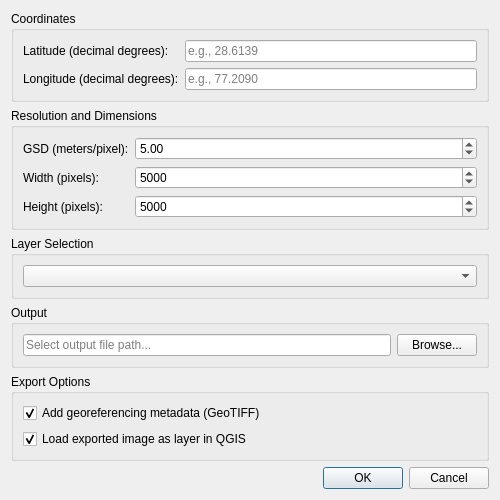
The window that CustomMapDownloader_dialog_base.ui (JoergHippe/custom_map_downloader) describes before a commit, drawn with Qt 5.
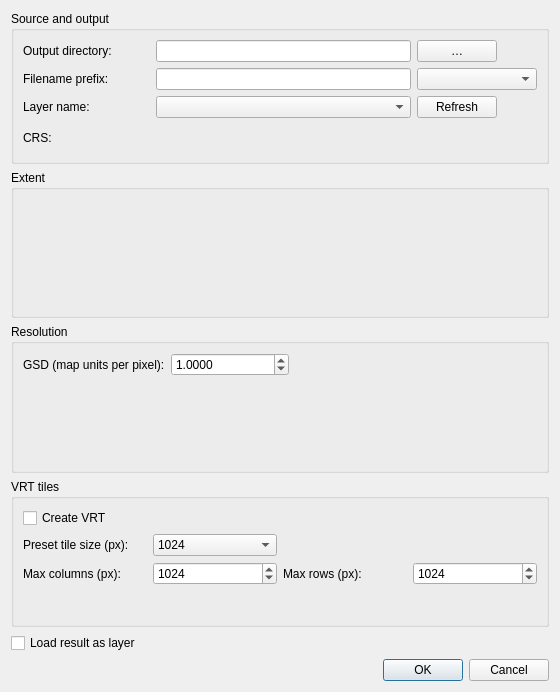
The same window after the commit. Custom widgets are drawn as their Qt base class.

Commit message: chore: commit all current changes

Diff of the .ui file:
```diff
--- a/CustomMapDownloader_dialog_base.ui
+++ b/CustomMapDownloader_dialog_base.ui
@@ -5,8 +5,8 @@
    <rect>
     <x>0</x>
     <y>0</y>
-    <width>500</width>
-    <height>450</height>
+    <width>560</width>
+    <height>692</height>
    </rect>
   </property>
   <property name="windowTitle">
@@ -16,34 +16,85 @@
    <item>
     <widget class="QGroupBox" name="groupBox_coordinates">
      <property name="title">
-      <string>Coordinates</string>
+      <string>Source and output</string>
      </property>
-     <layout class="QFormLayout" name="formLayout">
+     <layout class="QGridLayout" name="gridLayout_source">
       <item row="0" column="0">
-       <widget class="QLabel" name="label_lat">
+       <widget class="QLabel" name="label_outputDirectory">
         <property name="text">
-         <string>Latitude (decimal degrees):</string>
+         <string>Output directory:</string>
         </property>
        </widget>
       </item>
-      <item row="0" column="1">
-       <widget class="QLineEdit" name="lineEdit_lat">
-        <property name="placeholderText">
-         <string>e.g., 28.6139</string>
+      <item row="0" column="1" colspan="2">
+       <widget class="QLineEdit" name="lineEdit_outputDirectory" />
+      </item>
+      <item row="0" column="3">
+       <widget class="QPushButton" name="pushButton_browse">
+        <property name="sizePolicy">
+         <sizepolicy hsizetype="Fixed" vsizetype="Fixed">
+          <horstretch>0</horstretch>
+          <verstretch>0</verstretch>
+         </sizepolicy>
+        </property>
+        <property name="text">
+         <string>…</string>
         </property>
        </widget>
       </item>
       <item row="1" column="0">
-       <widget class="QLabel" name="label_lon">
+       <widget class="QLabel" name="label_outputPrefix">
         <property name="text">
-         <string>Longitude (decimal degrees):</string>
+         <string>Filename prefix:</string>
         </property>
        </widget>
       </item>
-      <item row="1" column="1">
-       <widget class="QLineEdit" name="lineEdit_lon">
-        <property name="placeholderText">
-         <string>e.g., 77.2090</string>
+      <item row="1" column="1" colspan="2">
+       <widget class="QLineEdit" name="lineEdit_outputPrefix" />
+      </item>
+      <item row="1" column="3"><widget class="QComboBox" name="comboBox_outputFormat"><property name="sizePolicy"><sizepolicy hsizetype="Fixed" vsizetype="Fixed"><horstretch>0</horstretch><verstretch>0</verstretch></sizepolicy></property><property name="minimumSize"><size><width>120</width><height>0</height></size></property></widget></item><item row="2" column="0">
+       <widget class="QLabel" name="label_layer">
+        <property name="text">
+         <string>Layer name:</string>
+        </property>
+       </widget>
+      </item>
+      <item row="2" column="1" colspan="2">
+       <widget class="QComboBox" name="comboBox_layer" />
+      </item>
+      <item row="2" column="3">
+       <widget class="QPushButton" name="pushButton_refreshLayers">
+        <property name="sizePolicy">
+         <sizepolicy hsizetype="Fixed" vsizetype="Fixed">
+          <horstretch>0</horstretch>
+          <verstretch>0</verstretch>
+         </sizepolicy>
+        </property>
+        <property name="text">
+         <string>Refresh</string>
+        </property>
+       </widget>
+      </item>
+      <item row="3" column="0">
+       <widget class="QLabel" name="label_crs">
+        <property name="text">
+         <string>CRS:</string>
+        </property>
+       </widget>
+      </item>
+      <item row="3" column="1" colspan="3">
+       <widget class="QgsProjectionSelectionWidget" name="mQgsProjectionSelectionWidget">
+        <property name="minimumSize">
+         <size>
+          <width>0</width>
+          <height>28</height>
+         </size>
+        </property>
+        <property name="maximumSize">
+         <size>
+          <width>16777215</width>
+          <height>28</height>
+         </size>
         </property>
        </widget>
       </item>
@@ -51,153 +102,169 @@
     </widget>
    </item>
    <item>
-    <widget class="QGroupBox" name="groupBox_resolution">
+    <widget class="QgsExtentGroupBox" name="extentGroupBox">
      <property name="title">
-      <string>Resolution and Dimensions</string>
+      <string>Extent</string>
      </property>
-     <layout class="QFormLayout" name="formLayout_2">
+    </widget>
+   </item>
+   <item>
+    <widget class="QGroupBox" name="groupBox_resulution">
+     <property name="title">
+      <string>Resolution</string>
+     </property>
+     <layout class="QGridLayout" name="gridLayout_resolution">
       <item row="0" column="0">
        <widget class="QLabel" name="label_gsd">
         <property name="text">
-         <string>GSD (meters/pixel):</string>
+         <string>GSD (map units per pixel):</string>
         </property>
        </widget>
       </item>
       <item row="0" column="1">
        <widget class="QDoubleSpinBox" name="spinBox_gsd">
         <property name="decimals">
-         <number>2</number>
+         <number>4</number>
         </property>
         <property name="minimum">
-         <double>0.01</double>
+         <double>0.000100000000000</double>
         </property>
         <property name="maximum">
-         <double>1000.00</double>
+         <double>1000000.000000000000000</double>
+        </property>
+        <property name="singleStep">
+         <double>0.100000000000000</double>
         </property>
         <property name="value">
-         <double>5.00</double>
+         <double>1.000000000000000</double>
+        </property>
+       </widget>
+      </item>
+      <item row="1" column="0" colspan="4">
+       <widget class="QLabel" name="label_extentInfo">
+        <property name="text">
+         <string />
+        </property>
+        <property name="wordWrap">
+         <bool>true</bool>
+        </property>
+       </widget>
+      </item>
+     </layout>
+    </widget>
+   </item>
+   <item>
+    <widget class="QGroupBox" name="groupBox_vrt">
+     <property name="title">
+      <string>VRT tiles</string>
+     </property>
+     <layout class="QGridLayout" name="gridLayout_vrt">
+      <item row="0" column="0" colspan="4">
+       <widget class="QCheckBox" name="checkBox_createVrt">
+        <property name="text">
+         <string>Create VRT</string>
         </property>
        </widget>
       </item>
       <item row="1" column="0">
-       <widget class="QLabel" name="label_width">
+       <widget class="QLabel" name="label_vrtPreset">
         <property name="text">
-         <string>Width (pixels):</string>
-        </property>
-       </widget>
-      </item>
-      <item row="1" column="1">
-       <widget class="QSpinBox" name="spinBox_width">
-        <property name="minimum">
-         <number>1</number>
-        </property>
-        <property name="maximum">
-         <number>20000</number>
-        </property>
-        <property name="value">
-         <number>5000</number>
+         <string>Preset tile size (px):</string>
         </property>
        </widget>
       </item>
       <item row="2" column="0">
-       <widget class="QLabel" name="label_height">
+       <widget class="QLabel" name="label_vrtMaxColumns">
         <property name="text">
-         <string>Height (pixels):</string>
+         <string>Max columns (px):</string>
         </property>
        </widget>
       </item>
       <item row="2" column="1">
-       <widget class="QSpinBox" name="spinBox_height">
+       <widget class="QSpinBox" name="spinBox_vrtMaxCols">
         <property name="minimum">
          <number>1</number>
         </property>
         <property name="maximum">
-         <number>20000</number>
+         <number>100000</number>
         </property>
         <property name="value">
-         <number>5000</number>
+         <number>1024</number>
         </property>
        </widget>
       </item>
-     </layout>
-    </widget>
-   </item>
-   <item>
-    <widget class="QGroupBox" name="groupBox_layer">
-     <property name="title">
-      <string>Layer Selection</string>
-     </property>
-     <layout class="QHBoxLayout" name="horizontalLayout">
-      <item>
-       <widget class="QComboBox" name="comboBox_layer"/>
-      </item>
-     </layout>
-    </widget>
-   </item>
-   <item>
-    <widget class="QGroupBox" name="groupBox_output">
-     <property name="title">
-      <string>Output</string>
-     </property>
-     <layout class="QHBoxLayout" name="horizontalLayout_2">
-      <item>
-       <widget class="QLineEdit" name="lineEdit_output">
-        <property name="placeholderText">
-         <string>Select output file path...</string>
+      <item row="2" column="2">
+       <widget class="QLabel" name="label_vrtMaxRows">
+        <property name="text">
+         <string>Max rows (px):</string>
         </property>
        </widget>
       </item>
-      <item>
-       <widget class="QPushButton" name="pushButton_browse">
-        <property name="text">
-         <string>Browse...</string>
+      <item row="2" column="3">
+       <widget class="QSpinBox" name="spinBox_vrtMaxRows">
+        <property name="minimum">
+         <number>1</number>
         </property>
+        <property name="maximum">
+         <number>100000</number>
+        </property>
+        <property name="value">
+         <number>1024</number>
+        </property>
        </widget>
       </item>
-     </layout>
-    </widget>
-   </item>
-   <item>
-    <widget class="QGroupBox" name="groupBox_options">
-     <property name="title">
-      <string>Export Options</string>
-     </property>
-     <layout class="QVBoxLayout" name="verticalLayout_2">
-      <item>
-       <widget class="QCheckBox" name="checkBox_georeferencing">
+      <item row="3" column="0" colspan="4">
+       <widget class="QLabel" name="label_vrtInfo">
         <property name="text">
-         <string>Add georeferencing metadata (GeoTIFF)</string>
+         <string />
         </property>
-        <property name="checked">
+        <property name="wordWrap">
          <bool>true</bool>
         </property>
        </widget>
       </item>
-      <item>
-       <widget class="QCheckBox" name="checkBox_loadLayer">
-        <property name="text">
-         <string>Load exported image as layer in QGIS</string>
+      <item row="1" column="1">
+       <widget class="QComboBox" name="comboBox_vrtPreset">
+        <property name="sizePolicy">
+         <sizepolicy hsizetype="Minimum" vsizetype="Fixed">
+          <horstretch>0</horstretch>
+          <verstretch>0</verstretch>
+         </sizepolicy>
         </property>
-        <property name="checked">
-         <bool>true</bool>
+        <property name="currentIndex">
+         <number>1</number>
         </property>
+        <item>
+         <property name="text">
+          <string>512</string>
+         </property>
+        </item>
+        <item>
+         <property name="text">
+          <string>1024</string>
+         </property>
+        </item>
+        <item>
+         <property name="text">
+          <string>2048</string>
+         </property>
+        </item>
+        <item>
+         <property name="text">
+          <string>4096</string>
+         </property>
+        </item>
        </widget>
       </item>
      </layout>
     </widget>
    </item>
    <item>
-    <spacer name="verticalSpacer">
-     <property name="orientation">
-      <enum>Qt::Vertical</enum>
+    <widget class="QCheckBox" name="checkBox_loadLayer">
+     <property name="text">
+      <string>Load result as layer</string>
      </property>
-     <property name="sizeHint" stdset="0">
-      <size>
-       <width>20</width>
-       <height>40</height>
-      </size>
-     </property>
-    </spacer>
+    </widget>
    </item>
    <item>
     <widget class="QDialogButtonBox" name="button_box">
@@ -211,39 +278,41 @@
    </item>
   </layout>
  </widget>
- <resources/>
- <connections>
-  <connection>
-   <sender>button_box</sender>
-   <signal>accepted()</signal>
-   <receiver>CustomMapDownloaderDialogBase</receiver>
-   <slot>accept()</slot>
-   <hints>
-    <hint type="sourcelabel">
-     <x>248</x>
-     <y>254</y>
-    </hint>
-    <hint type="destinationlabel">
-     <x>157</x>
-     <y>274</y>
-    </hint>
-   </hints>
-  </connection>
-  <connection>
-   <sender>button_box</sender>
-   <signal>rejected()</signal>
-   <receiver>CustomMapDownloaderDialogBase</receiver>
-   <slot>reject()</slot>
-   <hints>
-    <hint type="sourcelabel">
-     <x>316</x>
-     <y>260</y>
-    </hint>
-    <hint type="destinationlabel">
-     <x>286</x>
-     <y>274</y>
-    </hint>
-   </hints>
-  </connection>
- </connections>
+ <customwidgets>
+  <customwidget>
+   <class>QgsCollapsibleGroupBox</class>
+   <extends>QGroupBox</extends>
+   <header>qgscollapsiblegroupbox.h</header>
+   <container>1</container>
+  </customwidget>
+  <customwidget>
+   <class>QgsExtentGroupBox</class>
+   <extends>QgsCollapsibleGroupBox</extends>
+   <header>qgsextentgroupbox.h</header>
+   <container>1</container>
+  </customwidget>
+  <customwidget>
+   <class>QgsProjectionSelectionWidget</class>
+   <extends>QWidget</extends>
+   <header>qgsprojectionselectionwidget.h</header>
+  </customwidget>
+ </customwidgets>
+ <tabstops>
+  <tabstop>lineEdit_outputDirectory</tabstop>
+  <tabstop>pushButton_browse</tabstop>
+  <tabstop>lineEdit_outputPrefix</tabstop>
+  <tabstop>comboBox_layer</tabstop>
+  <tabstop>pushButton_refreshLayers</tabstop>
+  <tabstop>mQgsProjectionSelectionWidget</tabstop>
+  <tabstop>extentGroupBox</tabstop>
+  <tabstop>spinBox_gsd</tabstop>
+  <tabstop>checkBox_createVrt</tabstop>
+  <tabstop>comboBox_vrtPreset</tabstop>
+  <tabstop>spinBox_vrtMaxCols</tabstop>
+  <tabstop>spinBox_vrtMaxRows</tabstop>
+  <tabstop>checkBox_loadLayer</tabstop>
+  <tabstop>buttonBox</tabstop>
+ </tabstops>
+ <resources />
+ <connections />
 </ui>
```
Left out of the diff: 5 changed lines with no effect on the pictures. The commit also changes 60 other files.
